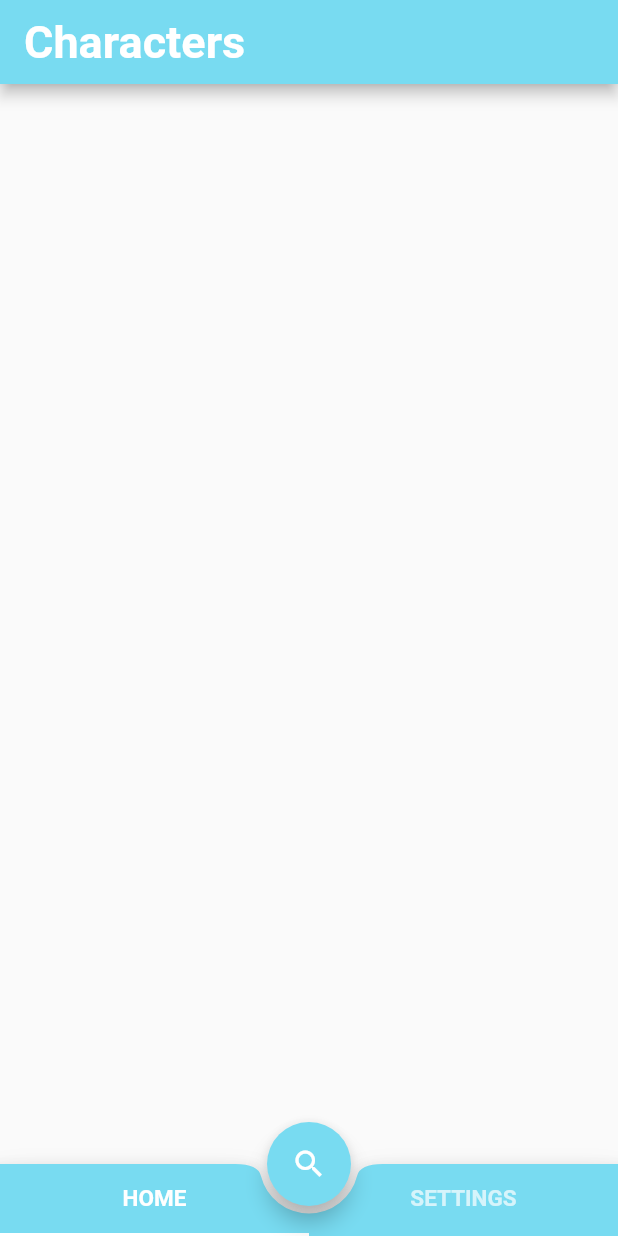
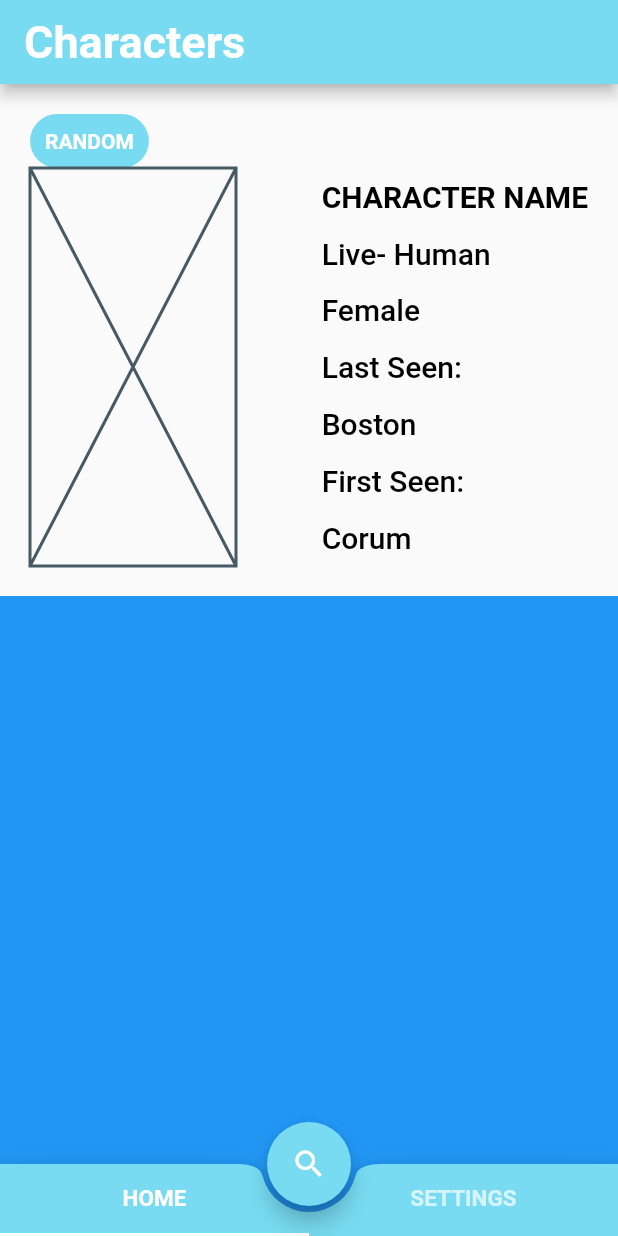
Before and after one commit to meteozdn/rick_morty, a Flutter app: the screen it shows after launch, on a phone screen of 412 x 824 dp. Run offline on Flutter 3.47's test engine with Material 2 defaults, Android fonts, the phone set to English and light mode, and no system bars.

Commit message:
home page initialize

```diff
--- /dev/null
+++ b/lib/constants/paddings.dart
@@ -0,0 +1,11 @@
+import 'package:flutter/widgets.dart';
+
+class RnMPaddings {
+  static const mainPadding = EdgeInsets.all(20);
+
+  static const mainHorizontalPadding = EdgeInsets.symmetric(horizontal: 20);
+  static const mainVerticalPadding = EdgeInsets.symmetric(vertical: 20);
+  static const mainTopPadding = EdgeInsets.only(top: 20);
+  static const buttonsPadding = EdgeInsets.all(10);
+//  static const mainHorizontalPadding = EdgeInsets.symmetric(horizontal: 20);
+}
--- a/lib/themes/colors.dart
+++ b/lib/themes/colors.dart
@@ -1,8 +1,7 @@
 import 'package:flutter/material.dart';
 
-class RickAndMortyAppColors {
+class RnMColors {
   static const white = Color.fromRGBO(255, 255, 255, 1);
-
   static const limeGreen = Color.fromRGBO(98, 210, 73, 1);
   static const paleCornflowerBlue = Color.fromRGBO(120, 219, 241, 1);
 }
--- a/lib/themes/light_theme.dart
+++ b/lib/themes/light_theme.dart
@@ -3,14 +3,14 @@ import 'package:rick_morty/themes/colors.dart';
 
 class RickandMortyLightTheme {
   static final lightTheme = ThemeData(
-      tabBarTheme: TabBarTheme(indicatorColor: Colors.red),
+      //   tabBarTheme: const TabBarTheme(indicatorColor: Colors.red),
       bottomAppBarTheme: const BottomAppBarTheme(
-        color: RickAndMortyAppColors.paleCornflowerBlue,
+        color: RnMColors.paleCornflowerBlue,
       ),
       // primaryColor: RickAndMortyAppColors.paleCornflowerBlue,
       appBarTheme: const AppBarTheme(
           titleTextStyle: TextStyle(fontWeight: FontWeight.bold, fontSize: 30),
-          backgroundColor: RickAndMortyAppColors.paleCornflowerBlue),
+          backgroundColor: RnMColors.paleCornflowerBlue),
       floatingActionButtonTheme: const FloatingActionButtonThemeData(
-          backgroundColor: RickAndMortyAppColors.paleCornflowerBlue));
+          backgroundColor: RnMColors.paleCornflowerBlue));
 }
--- /dev/null
+++ b/lib/views/MainPageViews/home_page.dart
@@ -0,0 +1,112 @@
+import 'package:flutter/material.dart';
+import 'package:rick_morty/constants/paddings.dart';
+import 'package:rick_morty/themes/colors.dart';
+
+class HomePage extends StatefulWidget {
+  const HomePage({super.key});
+
+  @override
+  State<HomePage> createState() => _HomePageState();
+}
+
+class _HomePageState extends State<HomePage> {
+  @override
+  Widget build(BuildContext context) {
+    double screenWidth = MediaQuery.of(context).size.height;
+
+    return Column(
+      children: [
+        Expanded(
+          flex: 4,
+          child: Padding(
+            padding: RnMPaddings.mainPadding,
+            child: Column(
+              crossAxisAlignment: CrossAxisAlignment.start,
+              children: [
+                const CategoryWidget(
+                  title: "RANDOM",
+                ),
+                Expanded(
+                  child: Row(
+                    mainAxisAlignment: MainAxisAlignment.spaceBetween,
+                    children: [
+                      SizedBox(
+                          width: screenWidth / 6, child: const Placeholder()),
+                      Column(
+                        crossAxisAlignment: CrossAxisAlignment.start,
+                        mainAxisAlignment: MainAxisAlignment.spaceAround,
+                        children: [
+                          randomCardNameText(),
+                          randomCardPropertyText("Live- Human"),
+                          randomCardPropertyText("Female"),
+                          randomCardPropertyText("Last Seen:"),
+                          randomCardPropertyText("Boston"),
+                          randomCardPropertyText("First Seen:"),
+                          randomCardPropertyText("Corum"),
+                        ],
+                      )
+                    ],
+                  ),
+                ),
+              ],
+            ),
+          ),
+        ),
+        Expanded(
+          flex: 5,
+          child: Container(
+            color: Colors.blue,
+          ),
+        ),
+      ],
+    );
+  }
+
+  Text randomCardPropertyText(String text, {Color? color = Colors.black}) {
+    return Text(
+      text,
+      style: TextStyle(
+        fontSize: 20,
+        color: color,
+        fontWeight: FontWeight.w500,
+      ),
+    );
+  }
+
+  Text randomCardNameText() {
+    return const Text(
+      "CHARACTER NAME",
+      style: TextStyle(
+          overflow: TextOverflow.fade,
+          color: Colors.black,
+          fontSize: 20,
+          fontWeight: FontWeight.bold),
+    );
+  }
+}
+
+class CategoryWidget extends StatelessWidget {
+  final String title;
+  const CategoryWidget({
+    super.key,
+    required this.title,
+  });
+
+  @override
+  Widget build(BuildContext context) {
+    return Container(
+      decoration: const ShapeDecoration(
+        color: RnMColors.paleCornflowerBlue,
+        shape: StadiumBorder(),
+      ),
+      child: Padding(
+        padding: RnMPaddings.buttonsPadding,
+        child: Text(
+          title,
+          style: const TextStyle(
+              color: RnMColors.white, fontWeight: FontWeight.bold),
+        ),
+      ),
+    );
+  }
+}
--- a/lib/views/main_page.dart
+++ b/lib/views/main_page.dart
@@ -1,15 +1,29 @@
 import 'package:flutter/material.dart';
 import 'package:rick_morty/themes/colors.dart';
+import 'package:rick_morty/views/MainPageViews/home_page.dart';
 
-class MainPage extends StatelessWidget {
+class MainPage extends StatefulWidget {
   const MainPage({super.key});
+
+  @override
+  State<MainPage> createState() => _MainPageState();
+}
+
+class _MainPageState extends State<MainPage> with TickerProviderStateMixin {
   final String _title = "Characters";
-  final double _notchedValue = 30;
+  late final TabController _tabController;
+
+  @override
+  void initState() {
+    super.initState();
+    _tabController =
+        TabController(length: _MyTabViews.values.length, vsync: this);
+  }
 
   @override
   Widget build(BuildContext context) {
     return DefaultTabController(
-      length: 2,
+      length: _MyTabViews.values.length,
       child: Scaffold(
         extendBody: true,
         appBar: AppBar(
@@ -22,18 +36,20 @@ class MainPage extends StatelessWidget {
         ),
         bottomNavigationBar: BottomAppBar(
           shape: const CircularNotchedRectangle(),
-          notchMargin: 5.0,
+          //  notchMargin: 5.0,
           child: _myTabView(),
         ),
+        body: _tabbarView(),
       ),
     );
   }
 
   TabBar _myTabView() {
     return TabBar(
+        controller: _tabController,
         labelStyle: const TextStyle(fontSize: 15, fontWeight: FontWeight.bold),
-        labelColor: RickAndMortyAppColors.white,
-        indicatorColor: Colors.white,
+        labelColor: RnMColors.white,
+        indicatorColor: RnMColors.white,
         padding: EdgeInsets.zero,
         onTap: (int index) {},
         //  controller: _tabController,
@@ -41,6 +57,13 @@ class MainPage extends StatelessWidget {
             .map((e) => Tab(text: e.name.toUpperCase()))
             .toList());
   }
+
+  TabBarView _tabbarView() {
+    return TabBarView(
+        //  physics: const NeverScrollableScrollPhysics(),
+        controller: _tabController,
+        children: [const HomePage(), HomePage()]);
+  }
 }
 
 enum _MyTabViews { home, settings }
```
